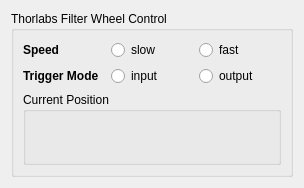
Before: the Qt Designer form acq4/devices/FilterWheel/FilterWheelTemplate.ui in acq4/acq4, drawn with Qt 5.
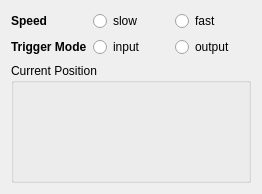
After: the same form once the commit is applied.

```diff
--- a/acq4/devices/FilterWheel/FilterWheelTemplate.ui
+++ b/acq4/devices/FilterWheel/FilterWheelTemplate.ui
@@ -6,38 +6,24 @@
    <rect>
     <x>0</x>
     <y>0</y>
-    <width>304</width>
-    <height>188</height>
+    <width>262</width>
+    <height>194</height>
    </rect>
   </property>
   <property name="windowTitle">
    <string>Form</string>
   </property>
-  <layout class="QVBoxLayout" name="verticalLayout">
-   <item>
-    <widget class="QGroupBox" name="FilterWheelControlGroup">
-     <property name="title">
-      <string>Thorlabs Filter Wheel Control</string>
-     </property>
-     <layout class="QGridLayout" name="gridLayout_12">
-      <item row="1" column="2">
-       <widget class="QRadioButton" name="outputTrigButton">
+  <layout class="QGridLayout" name="gridLayout">
+   <item row="0" column="2">
+    <widget class="QRadioButton" name="FastButton">
         <property name="text">
-         <string>output</string>
+      <string>fast</string>
         </property>
         <attribute name="buttonGroup">
          <string notr="true">TriggerButtonGroup</string>
         </attribute>
        </widget>
       </item>
-      <item row="2" column="0" colspan="3">
-       <widget class="QGroupBox" name="PositionGroup">
-        <property name="title">
-         <string>Current Position</string>
-        </property>
-        <layout class="QGridLayout" name="gridLayout_11"/>
-       </widget>
-      </item>
       <item row="1" column="1">
        <widget class="QRadioButton" name="inputTrigButton">
         <property name="text">
@@ -48,19 +34,6 @@
         </attribute>
        </widget>
       </item>
-      <item row="0" column="0">
-       <widget class="QLabel" name="label">
-        <property name="font">
-         <font>
-          <weight>75</weight>
-          <bold>true</bold>
-         </font>
-        </property>
-        <property name="text">
-         <string>Speed</string>
-        </property>
-       </widget>
-      </item>
       <item row="1" column="0">
        <widget class="QLabel" name="label_3">
         <property name="font">
@@ -74,6 +47,19 @@
         </property>
        </widget>
       </item>
+   <item row="0" column="0">
+    <widget class="QLabel" name="label">
+     <property name="font">
+      <font>
+       <weight>75</weight>
+       <bold>true</bold>
+      </font>
+     </property>
+     <property name="text">
+      <string>Speed</string>
+     </property>
+    </widget>
+   </item>
       <item row="0" column="1">
        <widget class="QRadioButton" name="SlowButton">
         <property name="text">
@@ -84,17 +70,22 @@
         </attribute>
        </widget>
       </item>
-      <item row="0" column="2">
-       <widget class="QRadioButton" name="FastButton">
+   <item row="1" column="2">
+    <widget class="QRadioButton" name="outputTrigButton">
         <property name="text">
-         <string>fast</string>
+      <string>output</string>
         </property>
         <attribute name="buttonGroup">
          <string notr="true">SpeedButtonGroup</string>
         </attribute>
        </widget>
       </item>
-     </layout>
+   <item row="2" column="0" colspan="3">
+    <widget class="QGroupBox" name="PositionGroup">
+     <property name="title">
+      <string>Current Position</string>
+     </property>
+     <layout class="QGridLayout" name="PositionGridLayout"/>
     </widget>
    </item>
   </layout>
```
Left out of the diff: 4 changed lines with no effect on the pictures. Lines whose indentation alone changed are shown as unchanged.
